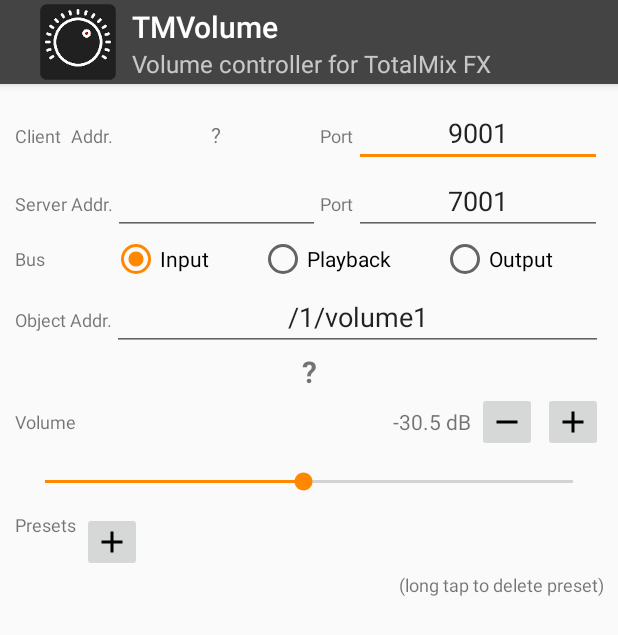
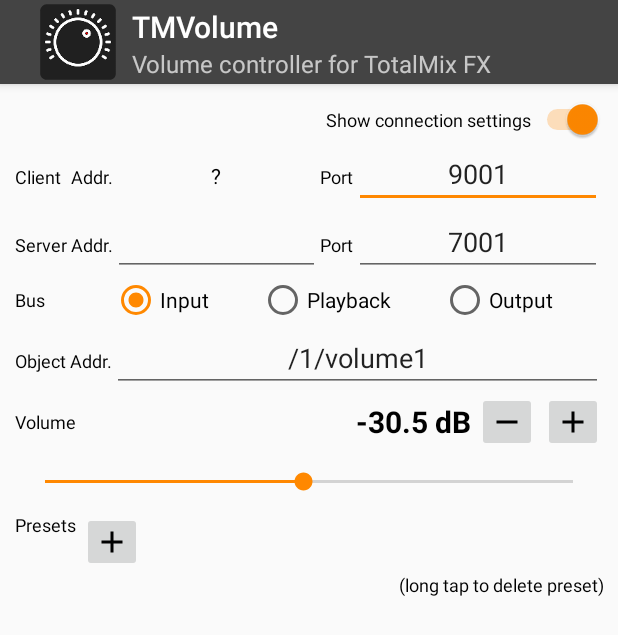
Before and after one commit to tateisu/TMVolume, an Android app: the screen it shows after launch (MainActivity), after a tap on "Decrease", on a phone screen of 412 x 824 dp. Shown: the top 635 px of the screen. Run offline under Robolectric (Android 15) with nearby library versions, the phone set to English and light mode, and no system bars; our stand-ins replace FlexboxLayout; libraries missing offline, so code that uses them is left out: com.illposed.osc; 2 statements that could not run were skipped.

Commit message:
接続先を表示しない設定を追加。操作直後でないなら受信した音量情報をシークバーに反映する。

```diff
--- a/app/src/main/java/jp/juggler/tmvolume/MainActivity.kt
+++ b/app/src/main/java/jp/juggler/tmvolume/MainActivity.kt
@@ -1,11 +1,13 @@
 package jp.juggler.tmvolume
 
+import android.annotation.SuppressLint
 import android.content.Context
 import android.content.SharedPreferences
 import android.net.wifi.WifiManager
 import android.os.Bundle
 import android.os.Handler
 import android.os.Looper
+import android.os.SystemClock
 import android.text.Editable
 import android.text.TextWatcher
 import android.util.Log
@@ -15,6 +17,7 @@ import com.google.android.flexbox.FlexboxLayout
 import com.illposed.osc.*
 import com.illposed.osc.transport.udp.OSCPortIn
 import com.illposed.osc.transport.udp.OSCPortOut
+import jp.juggler.tmvolume.FaderVol.toFader
 import kotlinx.coroutines.CancellationException
 import kotlinx.coroutines.Dispatchers
 import kotlinx.coroutines.Runnable
@@ -32,6 +35,7 @@ class MainActivity : ScopedActivity() {
     companion object {
         const val TAG = "TMVolume"
 
+        const val PREF_SHOW_CONNECTION_SETTINGS = "ShowConnectionSettings"
         const val PREF_CLIENT_PORT = "ClientPort"
         const val PREF_SERVER_ADDR = "ServerAddr"
         const val PREF_SERVER_PORT = "ServerPort"
@@ -39,6 +43,21 @@ class MainActivity : ScopedActivity() {
         const val PREF_VOLUME = "Volume"
         const val PREF_BUS = "Bus"
         const val PREF_PRESETS = "Presets"
+
+        const val SEEKBAR_MIN = 0
+        const val SEEKBAR_MAX = 143
+
+        private fun Int.progressToDb(): Float = 6f - (SEEKBAR_MAX - this) * 0.5f
+
+        private fun Float.dbToProgress(): Int = (SEEKBAR_MAX + ((this - 6f) * 2f).toInt())
+            .clip(SEEKBAR_MIN, SEEKBAR_MAX)
+
+        private fun Float.formatDb() = when {
+            this < -65f -> "-∞"
+            else -> String.format("%.1f", this)
+        }
+
+        private val reVolumeVal = """([-+]?[\d.]+)\s*dB\b""".toRegex(RegexOption.IGNORE_CASE)
 
         fun String?.notEmpty() = if (this?.isNotEmpty() == true) this else null
 
@@ -53,7 +72,15 @@ class MainActivity : ScopedActivity() {
                 isEnabled = value
                 alpha = if (value) 1.0f else 0.3f
             }
+
+        fun View.vg(shown: Boolean) =
+            shown.also { visibility = if (it) View.VISIBLE else View.GONE }
     }
+
+    private lateinit var swShowConnectionSettings: Switch
+    private lateinit var rowClient: TableRow
+    private lateinit var rowServer: TableRow
+
 
     private lateinit var tvClientAddr: TextView
     private lateinit var etClientPort: EditText
@@ -64,7 +91,6 @@ class MainActivity : ScopedActivity() {
     private lateinit var rbBusPlayback: RadioButton
     private lateinit var rbBusOutput: RadioButton
 
-    private lateinit var tvVolumeVal: TextView
     private lateinit var sbVolume: SeekBar
     private lateinit var tvVolume: TextView
     private lateinit var btnMinus: ImageButton
@@ -81,6 +107,8 @@ class MainActivity : ScopedActivity() {
     private val channel = Channel<Message>(capacity = CONFLATED)
 
     private var presets = mutableListOf<Int>()
+
+    private var lastSeekbarEdit = 0L
 
     override fun onCreate(savedInstanceState: Bundle?) {
         super.onCreate(savedInstanceState)
@@ -103,6 +131,8 @@ class MainActivity : ScopedActivity() {
     }
 
     override fun onResume() {
+
+
         super.onResume()
 
         showMyAddress()
@@ -138,10 +168,17 @@ class MainActivity : ScopedActivity() {
             }
         })
 
-    private fun RadioButton.addSaver(key: String, value: Int) =
+    private fun CompoundButton.addSaver(key: String, value: Int) =
         setOnCheckedChangeListener { _, isChecked ->
             if (restoreBusy) return@setOnCheckedChangeListener
             if (isChecked) pref.edit().putInt(key, value).apply()
+        }
+
+    private fun CompoundButton.addSaver(key: String, callback: (Boolean) -> Unit = {}) =
+        setOnCheckedChangeListener { _, isChecked ->
+            if (restoreBusy) return@setOnCheckedChangeListener
+            pref.edit().putBoolean(key, isChecked).apply()
+            callback(isChecked)
         }
 
     private fun initUi() {
@@ -155,6 +192,10 @@ class MainActivity : ScopedActivity() {
             // 最後に呼び出す
             setDisplayShowHomeEnabled(true)
         }
+
+        swShowConnectionSettings = findViewById(R.id.swShowConnectionSettings)
+        rowClient = findViewById(R.id.rowClient)
+        rowServer = findViewById(R.id.rowServer)
 
         tvClientAddr = findViewById(R.id.tvClientAddr)
         etClientPort = findViewById(R.id.etClientPort)
@@ -170,7 +211,6 @@ class MainActivity : ScopedActivity() {
         rbBusOutput = findViewById(R.id.rbBusOutput)
 
         tvMap = findViewById(R.id.tvMap)
-        tvVolumeVal = findViewById(R.id.tvVolumeVal)
 
         btnMinus = findViewById(R.id.btnMinus)
         btnPlus = findViewById(R.id.btnPlus)
@@ -187,12 +227,17 @@ class MainActivity : ScopedActivity() {
         rbBusPlayback.addSaver(PREF_BUS, 1)
         rbBusOutput.addSaver(PREF_BUS, 2)
 
+        swShowConnectionSettings.addSaver(PREF_SHOW_CONNECTION_SETTINGS) { showConnectionSettings() }
+
+        sbVolume.min = SEEKBAR_MIN
+        sbVolume.max = SEEKBAR_MAX
         sbVolume.setOnSeekBarChangeListener(object : SeekBar.OnSeekBarChangeListener {
             override fun onStartTrackingTouch(var1: SeekBar) = Unit
             override fun onStopTrackingTouch(var1: SeekBar) = Unit
-            override fun onProgressChanged(var1: SeekBar, var2: Int, var3: Boolean) {
+            override fun onProgressChanged(seekBar: SeekBar, progress: Int, fromUser: Boolean) {
                 if (restoreBusy) return
-                pref.edit().putInt(PREF_VOLUME, var1.progress).apply()
+                if (fromUser) lastSeekbarEdit = SystemClock.elapsedRealtime()
+                pref.edit().putInt(PREF_VOLUME, progress).apply()
                 showVolumeNumber()
                 send()
             }
@@ -209,13 +254,16 @@ class MainActivity : ScopedActivity() {
         etServerAddr.setText(pref.getString(PREF_SERVER_ADDR, ""))
         etServerPort.setText(pref.getString(PREF_SERVER_PORT, "7001"))
         etObjectAddress.setText(pref.getString(PREF_OBJECT_ADDR, "/1/volume1"))
-        sbVolume.progress = pref.getInt(PREF_VOLUME, avg(sbVolume.min, sbVolume.max))
-            .clip(sbVolume.min, sbVolume.max)
+        sbVolume.progress = pref.getInt(PREF_VOLUME, avg(SEEKBAR_MIN, SEEKBAR_MAX))
+            .clip(SEEKBAR_MIN, SEEKBAR_MAX)
 
         presets =
             pref.getString(PREF_PRESETS, "")!!.split(",").mapNotNull { it.toIntOrNull() }.sorted()
                 .toMutableList()
         showPresets()
+
+        swShowConnectionSettings.isChecked = pref.getBoolean(PREF_SHOW_CONNECTION_SETTINGS, true)
+        showConnectionSettings()
 
         when (pref.getInt(PREF_BUS, 0)) {
             1 -> rbBusPlayback
@@ -224,6 +272,13 @@ class MainActivity : ScopedActivity() {
         }.isChecked = true
     }
 
+    private fun showConnectionSettings() {
+        val isShown = swShowConnectionSettings.isChecked
+        rowClient.vg(isShown)
+        rowServer.vg(isShown)
+    }
+
+
     private fun showPresets() {
         (0 until flPresets.childCount).reversed().forEach { i ->
             val child = flPresets.getChildAt(i)
@@ -231,21 +286,18 @@ class MainActivity : ScopedActivity() {
                 flPresets.removeViewAt(i)
             }
         }
-        val w = (resources.displayMetrics.density*40f).toInt()
-        val h = (resources.displayMetrics.density*40f).toInt()
+        val w = (resources.displayMetrics.density * 40f).toInt()
+        val h = (resources.displayMetrics.density * 40f).toInt()
         for (progress in presets) {
             flPresets.addView(Button(this).apply {
                 layoutParams = FlexboxLayout.LayoutParams(
                     FlexboxLayout.LayoutParams.WRAP_CONTENT,
                     h
                 ).apply {}
-                val db = 6f - (sbVolume.max - progress) * 0.5f
-                text = if (db < -65f) "-∞" else String.format("%.1f", db)
+                text = progress.progressToDb().formatDb()
                 minWidth = w
                 minimumWidth = w
-                setOnClickListener {
-                    sbVolume.progress = progress
-                }
+                setOnClickListener { sbVolume.progress = progress }
                 setOnLongClickListener {
                     removePreset(progress)
                     true
@@ -273,22 +325,20 @@ class MainActivity : ScopedActivity() {
 
     private fun setVolume(newProgress: Int) {
         val oldVal = sbVolume.progress
-        val newVal = newProgress.clip(sbVolume.min, sbVolume.max)
+        val newVal = newProgress.clip(SEEKBAR_MIN, SEEKBAR_MAX)
         if (newVal != oldVal) sbVolume.progress = newVal
     }
 
+    @SuppressLint("SetTextI18n")
     private fun showVolumeNumber() {
-        val db = 6f - (sbVolume.max - sbVolume.progress) * 0.5f
-        tvVolume.text = FaderVol.formatDb(db)
-        btnMinus.isEnabledAlpha = sbVolume.progress != sbVolume.min
-        btnPlus.isEnabledAlpha = sbVolume.progress != sbVolume.max
+        tvVolume.text = "${sbVolume.progress.progressToDb().formatDb()} dB"
+        btnMinus.isEnabledAlpha = sbVolume.progress != SEEKBAR_MIN
+        btnPlus.isEnabledAlpha = sbVolume.progress != SEEKBAR_MAX
         btnSave.isEnabledAlpha = !presets.contains(sbVolume.progress)
     }
 
-    private fun getFaderValue(): Float {
-        val db = 6f - (sbVolume.max - sbVolume.progress) * 0.5f
-        return FaderVol.fromDb(db).toFloat()
-    }
+    private fun getFaderValue() =
+        sbVolume.progress.progressToDb().toFader().toFloat()
 
     private fun showError(msg: String) {
         if (!Looper.getMainLooper().isCurrentThread) {
@@ -385,6 +435,7 @@ class MainActivity : ScopedActivity() {
 
     private var objectMap = ConcurrentHashMap<String, String>()
 
+
     private val procShowMap: Runnable = Runnable {
         tvMap.text = StringBuilder().apply {
             objectMap.keys().toList().sorted().forEach {
@@ -392,7 +443,16 @@ class MainActivity : ScopedActivity() {
                 append("${it}=${objectMap[it]}")
             }
         }.toString()
-        tvVolumeVal.text = (objectMap["${etObjectAddress.text}Val"] ?: "?").trim(',')
+
+        val strVolumeVal = (objectMap["${etObjectAddress.text}Val"] ?: "?").trim(',')
+        val now = SystemClock.elapsedRealtime()
+        if (now - lastSeekbarEdit >= 1000L) {
+            val progress =
+                reVolumeVal.find(strVolumeVal)
+                    ?.groupValues?.get(1)?.toFloatOrNull()?.dbToProgress()
+                    ?: if (strVolumeVal.contains("∞")) 0 else null
+            if (progress != null && progress != sbVolume.progress) sbVolume.progress = progress
+        }
     }
 
     private fun fireShowMap() {
--- a/app/src/main/res/layout/activity_main.xml
+++ b/app/src/main/res/layout/activity_main.xml
@@ -13,12 +13,22 @@
         android:orientation="vertical"
         android:padding="10dp">
 
+        <Switch
+            android:layout_width="match_parent"
+            android:layout_height="wrap_content"
+            android:id="@+id/swShowConnectionSettings"
+            android:text="@string/show_connection_settings"
+            android:textSize="12sp"
+            android:textStyle="normal"
+            android:gravity="end|center_vertical"
+            />
+
         <TableLayout
             android:layout_width="match_parent"
             android:layout_height="wrap_content"
             android:stretchColumns="2,4">
 
-            <TableRow>
+            <TableRow android:id="@+id/rowClient">
 
                 <TextView
                     android:layout_marginEnd="2dp"
@@ -45,7 +55,7 @@
                     android:inputType="number" />
             </TableRow>
 
-            <TableRow>
+            <TableRow android:id="@+id/rowServer">
 
                 <TextView
                     android:layout_marginEnd="2dp"
@@ -134,14 +144,6 @@
             </TableRow>
         </TableLayout>
 
-        <TextView
-            android:id="@+id/tvVolumeVal"
-            android:layout_width="match_parent"
-            android:layout_height="wrap_content"
-            android:gravity="center"
-            android:textSize="20sp"
-            android:textStyle="bold" />
-
         <LinearLayout
             android:layout_width="match_parent"
             android:layout_height="wrap_content"
@@ -159,6 +161,8 @@
                 android:layout_width="0dp"
                 android:layout_height="wrap_content"
                 android:layout_weight="1"
+                android:textSize="20sp"
+                android:textStyle="bold"
                 android:gravity="end|center_vertical" />
 
             <ImageButton
--- a/app/src/main/res/values/strings.xml
+++ b/app/src/main/res/values/strings.xml
@@ -22,4 +22,5 @@
     <string name="save">Save</string>
     <string name="presets">Presets</string>
     <string name="presets_desc">(long tap to delete preset)</string>
+    <string name="show_connection_settings">Show connection settings</string>
 </resources>
--- a/app/src/main/res/values/styles.xml
+++ b/app/src/main/res/values/styles.xml
@@ -7,6 +7,7 @@
         <item name="colorPrimaryDark">@color/colorPrimaryDark</item>
         <item name="colorAccent">@color/colorAccent</item>
         <item name="android:statusBarColor">#000</item>
+        <item name="android:textColor">#000</item>
     </style>
 
 </resources>
```
Also changed, not shown: app/src/main/java/jp/juggler/tmvolume/FaderVol.kt (+35 -40 lines).
